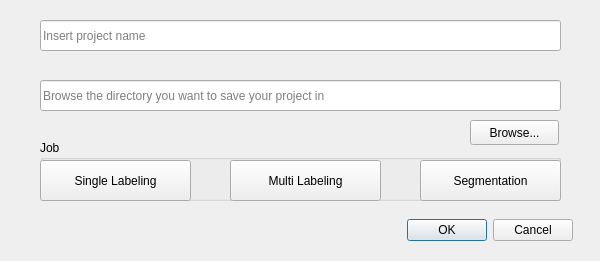
Marco-Longo/Labeling-Tool, file LabelingTool/newproject.ui: the form before one commit.
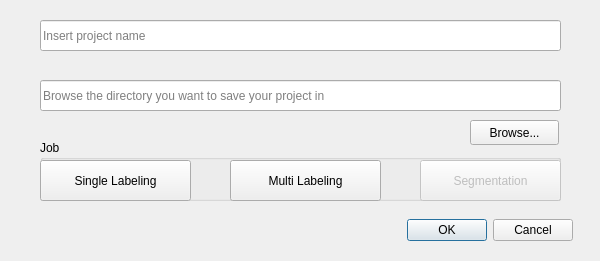
The form after the commit.

The edit to the form file:
```diff
--- a/LabelingTool/newproject.ui
+++ b/LabelingTool/newproject.ui
@@ -139,6 +139,9 @@
     </property>
    </widget>
    <widget class="QPushButton" name="b_segmentation">
+    <property name="enabled">
+     <bool>false</bool>
+    </property>
     <property name="geometry">
      <rect>
       <x>380</x>
```
